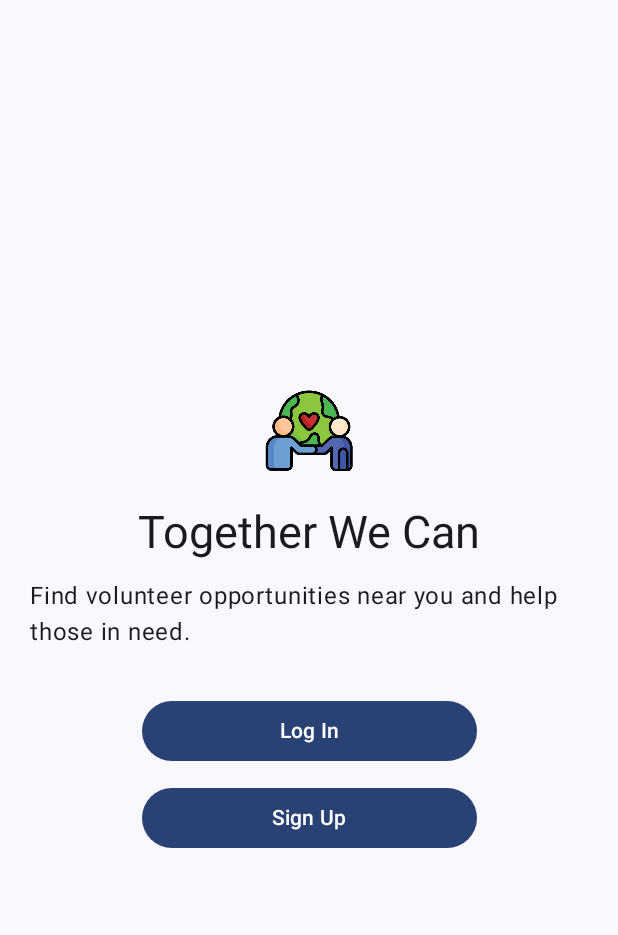
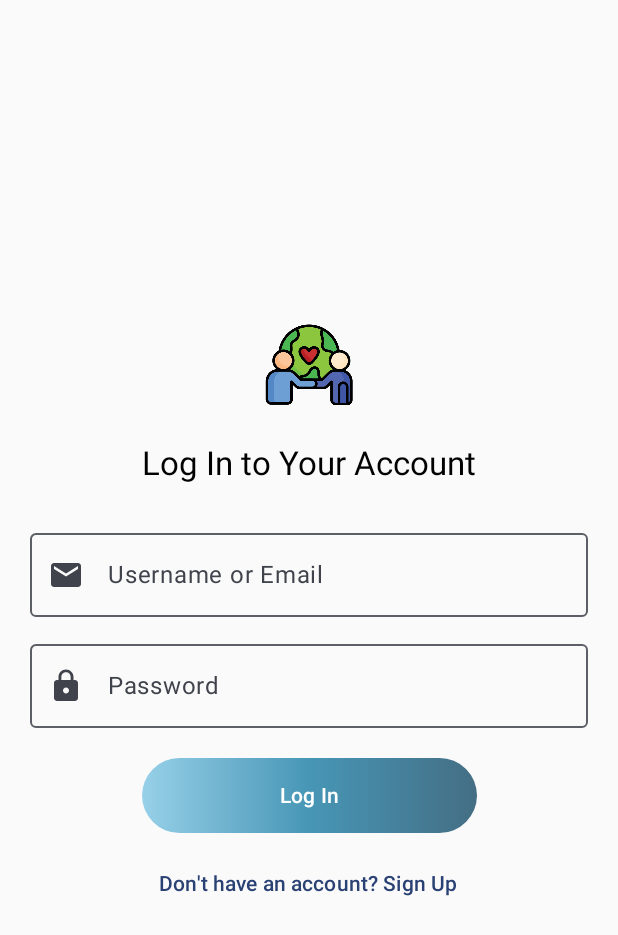
Before and after one commit to Okh88/TogetherWeCan, an Android app built with Jetpack Compose: the screen it shows after launch (MainActivity), after a tap on "Log In", on a phone screen of 412 x 824 dp. Shown: the top 935 px of the screen. Run offline under Robolectric (Android 15) with nearby library versions, the light colour scheme and no system bars; our stand-ins replace Firebase (no records; nobody signed in at launch, a user with empty details on screens opened directly).

Commit message:
Implementation of login and sign-up functionality with firebase auth

```diff
--- /dev/null
+++ b/app/src/main/java/com/example/togetherwecan/Login.kt
@@ -0,0 +1,102 @@
+package com.example.togetherwecan
+import android.widget.Toast
+import androidx.compose.foundation.Image
+import androidx.compose.foundation.background
+import androidx.compose.foundation.layout.*
+import androidx.compose.foundation.shape.RoundedCornerShape
+import androidx.compose.material.icons.Icons
+import androidx.compose.material.icons.filled.Email
+import androidx.compose.material.icons.filled.Lock
+import androidx.compose.material3.*
+import androidx.compose.runtime.*
+import androidx.compose.ui.Alignment
+import androidx.compose.ui.Modifier
+import androidx.compose.ui.graphics.Brush
+import androidx.compose.ui.graphics.Color
+import androidx.compose.ui.res.painterResource
+import androidx.compose.ui.text.input.PasswordVisualTransformation
+import androidx.compose.ui.unit.dp
+import androidx.compose.ui.unit.sp
+import androidx.navigation.NavController
+import com.google.firebase.auth.FirebaseAuth
+
+@Composable
+fun LoginScreen(navController: NavController) {
+    val auth = FirebaseAuth.getInstance()
+    var email by remember { mutableStateOf("") }
+    var password by remember { mutableStateOf("") }
+
+    Column(
+        modifier = Modifier
+            .fillMaxSize()
+            .padding(20.dp),
+        verticalArrangement = Arrangement.Center,
+        horizontalAlignment = Alignment.CenterHorizontally
+    ) {
+
+        Image(
+            painter = painterResource(id = R.drawable.togetherwecanlogo),
+            contentDescription = "Logo User",
+            modifier = Modifier
+                .size(80.dp)
+                .padding(bottom = 16.dp)
+        )
+
+        Text("Log In to Your Account", fontSize = 22.sp, style = MaterialTheme.typography.headlineMedium)
+        Spacer(modifier = Modifier.height(20.dp))
+
+        OutlinedTextField(
+            value = email,
+            onValueChange = { email = it },
+            label = { Text("Username or Email") },
+            leadingIcon = { Icon(Icons.Filled.Email, contentDescription = "Email Icon") },
+            modifier = Modifier.fillMaxWidth()
+        )
+
+        Spacer(modifier = Modifier.height(10.dp))
+
+        OutlinedTextField(
+            value = password,
+            onValueChange = { password = it },
+            label = { Text("Password") },
+            leadingIcon = { Icon(Icons.Filled.Lock, contentDescription = "Password Icon") },
+            visualTransformation = PasswordVisualTransformation(),
+            modifier = Modifier.fillMaxWidth()
+        )
+        Spacer(modifier = Modifier.height(20.dp))
+
+        Button(
+            onClick = {
+                auth.signInWithEmailAndPassword(email, password)
+                    .addOnCompleteListener { task ->
+                        if (task.isSuccessful) {
+                            navController.navigate("home") {
+                                launchSingleTop = true
+                            }
+                        } else {
+                            Toast.makeText(navController.context, "Log In Error", Toast.LENGTH_SHORT).show()
+                        }
+                    }
+            },
+            modifier = Modifier
+                .fillMaxWidth(0.6f)
+                .height(50.dp)
+                .background(
+                    brush = Brush.horizontalGradient(
+                        colors = listOf(Color(0xFF97D0E8),Color(0xFF4796B6), Color(0xFF446E84))
+                    ),
+                    shape = RoundedCornerShape(50)
+                ),
+            shape = RoundedCornerShape(50),
+            colors = ButtonDefaults.buttonColors(containerColor = Color.Transparent)
+        ) {
+            Text("Log In", color = Color.White)
+        }
+
+        Spacer(modifier = Modifier.height(10.dp))
+
+        TextButton(onClick = { navController.navigate("signup") }) {
+            Text("Don't have an account? Sign Up", color = MaterialTheme.colorScheme.primary)
+        }
+    }
+}
--- a/app/src/main/java/com/example/togetherwecan/MainActivity.kt
+++ b/app/src/main/java/com/example/togetherwecan/MainActivity.kt
@@ -1,29 +1,8 @@
 package com.example.togetherwecan
-
 import android.os.Bundle
 import androidx.activity.ComponentActivity
 import androidx.activity.compose.setContent
 import androidx.activity.enableEdgeToEdge
-import androidx.compose.foundation.Image
-import androidx.compose.foundation.layout.Arrangement
-import androidx.compose.foundation.layout.Column
-import androidx.compose.foundation.layout.Spacer
-import androidx.compose.foundation.layout.fillMaxSize
-import androidx.compose.foundation.layout.fillMaxWidth
-import androidx.compose.foundation.layout.height
-import androidx.compose.foundation.layout.padding
-import androidx.compose.foundation.layout.size
-import androidx.compose.material3.Button
-import androidx.compose.material3.MaterialTheme
-import androidx.compose.material3.Scaffold
-import androidx.compose.material3.Text
-import androidx.compose.runtime.Composable
-import androidx.compose.ui.Alignment
-import androidx.compose.ui.Modifier
-import androidx.compose.ui.res.painterResource
-import androidx.compose.ui.tooling.preview.Preview
-import androidx.compose.ui.unit.dp
-import androidx.compose.ui.unit.sp
 import com.example.togetherwecan.ui.theme.TogetherWeCanTheme
 
 class MainActivity : ComponentActivity() {
@@ -32,71 +11,8 @@ class MainActivity : ComponentActivity() {
         enableEdgeToEdge()
         setContent {
             TogetherWeCanTheme {
-                Scaffold(modifier = Modifier.fillMaxSize()) { innerPadding ->
-                    Greeting(
-                        name = "TogetherWeCan",
-                        modifier = Modifier.padding(innerPadding)
-                    )
-                }
+                AppNavigator()
             }
         }
     }
 }
-// Get Started
-@Composable
-fun Greeting(name: String, modifier: Modifier = Modifier) {
-    Column(
-        modifier = Modifier
-            .fillMaxSize()
-            .padding(20.dp),
-        verticalArrangement = Arrangement.Center,
-        horizontalAlignment = Alignment.CenterHorizontally
-    ) {
-
-        Image(
-            painter = painterResource(id = R.drawable.togetherwecanlogo),
-            contentDescription = "Logo User",
-            modifier = Modifier
-                .size(80.dp)
-                .padding(bottom = 16.dp)
-        )
-
-
-        Text(
-            text = "Together We Can",
-            fontSize = 30.sp,
-            style = MaterialTheme.typography.headlineLarge
-        )
-
-        Spacer(modifier = Modifier.height(10.dp))
-
-
-        Text(
-            text = "Find volunteer opportunities near you and help those in need.",
-            fontSize = 16.sp
-        )
-
-        Spacer(modifier = Modifier.height(30.dp))
-
-
-        Button(onClick = {  }, modifier = Modifier.fillMaxWidth(0.6f)) {
-            Text(text = "Log In")
-        }
-
-        Spacer(modifier = Modifier.height(10.dp))
-
-
-        Button(onClick = { }, modifier = Modifier.fillMaxWidth(0.6f)) {
-            Text(text = "Sign Up")
-        }
-    }
-}
-
-
-@Preview(showBackground = true)
-@Composable
-fun GreetingPreview() {
-    TogetherWeCanTheme {
-        Greeting("TogetherWeCan")
-    }
-}
--- /dev/null
+++ b/app/src/main/java/com/example/togetherwecan/Screens.kt
@@ -0,0 +1,128 @@
+package com.example.togetherwecan
+import androidx.compose.foundation.Image
+import androidx.compose.foundation.background
+import androidx.compose.foundation.layout.*
+import androidx.compose.foundation.shape.RoundedCornerShape
+import androidx.compose.material3.*
+import androidx.compose.runtime.*
+import androidx.compose.ui.Alignment
+import androidx.compose.ui.Modifier
+import androidx.compose.ui.graphics.Brush
+import androidx.compose.ui.graphics.Color
+import androidx.compose.ui.res.painterResource
+import androidx.compose.ui.text.style.TextAlign
+import androidx.compose.ui.unit.dp
+import androidx.compose.ui.unit.sp
+import androidx.navigation.NavController
+import androidx.navigation.compose.NavHost
+import androidx.navigation.compose.composable
+import androidx.navigation.compose.rememberNavController
+
+
+
+@Composable
+fun AppNavigator() {
+    val navController = rememberNavController()
+
+    NavHost(navController = navController, startDestination = "main") {
+        composable("main") { MainScreen(navController) }
+        composable("login") { LoginScreen(navController) }
+        composable("signup") { SignUpScreen(navController) }
+        composable("home") { Home(navController) }
+    }
+}
+
+@Composable
+fun MainScreen(navController: NavController) {
+    Column(
+        modifier = Modifier
+            .fillMaxSize()
+            .padding(20.dp),
+        verticalArrangement = Arrangement.Center,
+        horizontalAlignment = Alignment.CenterHorizontally
+    ) {
+    Image(
+            painter = painterResource(id = R.drawable.togetherwecanlogo),
+            contentDescription = "Logo User",
+            modifier = Modifier
+                .size(120.dp)
+                .padding(bottom = 16.dp)
+        )
+
+        Text(
+            text = "Together We Can",
+            fontSize = 32.sp,
+            style = MaterialTheme.typography.headlineLarge,
+            color = Color(0xFF446E84)
+        )
+
+        Spacer(modifier = Modifier.height(40.dp))
+
+        Text(
+            text = "Find volunteer opportunities near you and help those in need.",
+            fontSize = 18.sp,
+            style = MaterialTheme.typography.bodyLarge,
+            color = Color.Gray,
+            textAlign = TextAlign.Center,
+            modifier = Modifier.padding(horizontal = 20.dp)
+        )
+
+        Spacer(modifier = Modifier.height(80.dp))
+
+        Button(
+            onClick = { navController.navigate("login") },
+            modifier = Modifier
+                .fillMaxWidth(0.6f)
+                .height(50.dp)
+                .background(
+                    brush = Brush.horizontalGradient(
+                        colors = listOf(Color(0xFF97D0E8),Color(0xFF4796B6), Color(0xFF446E84))
+                    ),
+                    shape = RoundedCornerShape(50)
+                ),
+            shape = RoundedCornerShape(50),
+            colors = ButtonDefaults.buttonColors(containerColor = Color.Transparent)
+        ) {
+            Text("Log In", color = Color.White)
+        }
+
+        Spacer(modifier = Modifier.height(10.dp))
+
+        Button(
+            onClick = { navController.navigate("signup") },
+            modifier = Modifier
+                .fillMaxWidth(0.6f)
+                .height(50.dp)
+                .background(
+                    brush = Brush.horizontalGradient(
+                        colors = listOf(Color(0xFF97D0E8),Color(0xFF4796B6), Color(0xFF446E84))
+                    ),
+                    shape = RoundedCornerShape(50)
+                ),
+            shape = RoundedCornerShape(50),
+            colors = ButtonDefaults.buttonColors(containerColor = Color.Transparent)
+        ) {
+            Text("Sign Up as Organization", color = Color.White)
+        }
+
+        Spacer(modifier = Modifier.height(10.dp))
+
+        Button(
+            onClick = { navController.navigate("signupvolunter") },
+            modifier = Modifier
+                .fillMaxWidth(0.6f)
+                .height(50.dp)
+                .background(
+                    brush = Brush.horizontalGradient(
+                        colors = listOf(Color(0xFF97D0E8),Color(0xFF4796B6), Color(0xFF446E84))
+                    ),
+                    shape = RoundedCornerShape(50)
+                ),
+            shape = RoundedCornerShape(50),
+            colors = ButtonDefaults.buttonColors(containerColor = Color.Transparent)
+        ) {
+            Text("Sign Up as Volunter", color = Color.White)
+        }
+
+    }
+}
```
Also changed, not shown: app/build.gradle.kts (+8 -0 lines), app/src/main/java/com/example/togetherwecan/SignUp.kt (added, +175 -0 lines).
